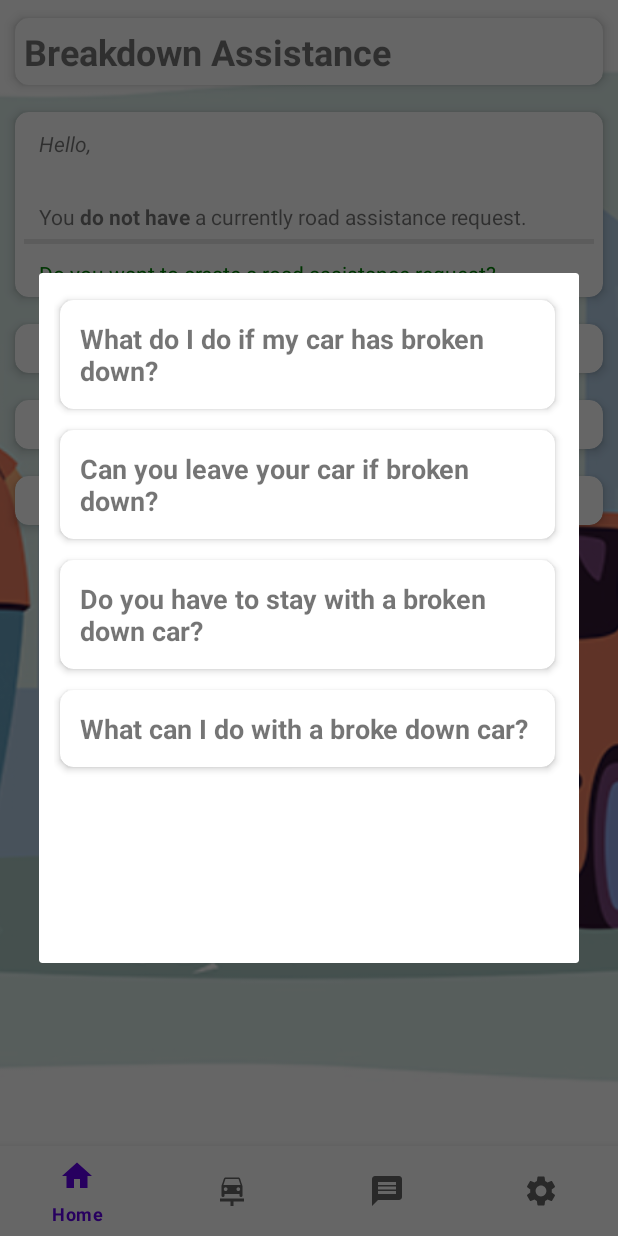
After one commit to marifoglu/On-Road-Vehicle-Breakdown-Help-Assistant, an Android app: the fragment SSSFragment placed in its activity, on a phone screen of 412 x 824 dp. The commit adds this screen. Run offline under Robolectric (Android 15) with nearby library versions, the phone set to English and light mode, and no system bars; our stand-ins replace Firebase (no records; nobody signed in at launch, a user with empty details on screens opened directly).

Commit message:
Expendable SSS section added.

```diff
--- a/app/src/main/java/com/darth/on_road_vehicle_breakdown_help/view/HomeFragment.kt
+++ b/app/src/main/java/com/darth/on_road_vehicle_breakdown_help/view/HomeFragment.kt
@@ -33,9 +33,6 @@ import kotlinx.coroutines.tasks.await
 import kotlinx.coroutines.withContext
 
 class HomeFragment : Fragment(){
-
-//    private var _binding: FragmentHomeBinding? = null
-//    private val binding get() = _binding ?: throw IllegalStateException("Attempt to access the binding when it's null")
 
     private lateinit var binding: FragmentHomeBinding
 
@@ -74,8 +71,9 @@ class HomeFragment : Fragment(){
         auth = FirebaseAuth.getInstance()
         db = FirebaseFirestore.getInstance()
 
-        binding.deleteRescueRequest.setOnClickListener {
-           // deleteRescue(deleteRescueDataGet())
+        binding.sssId.setOnClickListener {
+            val dialog = SSSFragment()
+            dialog.show(childFragmentManager, "Add Vehicle")
         }
 
         lifecycleScope.launch {
@@ -261,8 +259,4 @@ class HomeFragment : Fragment(){
         }
     }
 
-//    override fun onDestroyView() {
-//        super.onDestroyView()
-//        _binding = null
-//    }
 }
--- /dev/null
+++ b/app/src/main/java/com/darth/on_road_vehicle_breakdown_help/view/SSSFragment.kt
@@ -0,0 +1,93 @@
+package com.darth.on_road_vehicle_breakdown_help.view
+
+import android.os.Bundle
+import androidx.fragment.app.Fragment
+import android.view.LayoutInflater
+import android.view.View
+import android.view.ViewGroup
+import androidx.fragment.app.DialogFragment
+import com.darth.on_road_vehicle_breakdown_help.R
+import com.darth.on_road_vehicle_breakdown_help.databinding.FragmentHomeBinding
+import com.darth.on_road_vehicle_breakdown_help.databinding.FragmentSSSBinding
+import com.darth.on_road_vehicle_breakdown_help.view.adapter.SSSAdapter
+import com.darth.on_road_vehicle_breakdown_help.view.model.SSS
+import com.google.firebase.auth.FirebaseAuth
+import com.google.firebase.firestore.FirebaseFirestore
+
+class SSSFragment : DialogFragment()  {
+
+private lateinit var binding: FragmentSSSBinding
+private var sssList = ArrayList<SSS>()
+
+    override fun onCreate(savedInstanceState: Bundle?) {
+        super.onCreate(savedInstanceState)
+    }
+
+    override fun onCreateView(
+        inflater: LayoutInflater, container: ViewGroup?,
+        savedInstanceState: Bundle?
+    ): View? {
+        // Inflate the layout for this fragment
+        return inflater.inflate(R.layout.fragment_s_s_s, container, false)
+    }
+
+    override fun onViewCreated(view: View, savedInstanceState: Bundle?) {
+        super.onViewCreated(view, savedInstanceState)
+        binding = FragmentSSSBinding.bind(view)
+
+        initData()
+        setRecyclerView()
+
+        binding.sssConstraintLayout.setOnClickListener {
+            dismiss()
+        }
+    }
+
+    private fun setRecyclerView(){
+        val adapter = SSSAdapter(sssList)
+        binding.recyclerViewSSS.adapter = adapter
+
+        binding.recyclerViewSSS.setHasFixedSize(true)
+    }
+
+    private fun initData(){
+
+        sssList.add(
+            SSS(
+            "What do I do if my car has broken down?",
+            "If your car has broken down, the most important thing to do is to stay safe. Pull your car off of the road and turn on your hazard warning lights. If you can, call your breakdown provider and organise a mechanic or recovery vehicle\n" +
+                    "\n" +
+                    "You’ll also need to figure out how to prevent a similar breakdown in the future. Ask your mechanic for advice on what maintenance you should be doing, or consider getting a roadside assistance plan if you do not have one.",
+                false
+            )
+        )
+
+        sssList.add(
+            SSS(
+                "Can you leave your car if broken down?",
+                "If you have broken down on a public road or highway, you may be required to call for roadside assistance or towing services to move your car, as leaving it unattended is not allowed. In this case, you may also be subject to a fine or other penalties, depending on your location.\n" +
+                        "\n" +
+                        "If you have broken down on private property, such as in a parking lot or on your own driveway, you may be able to leave your car while you look into getting it repaired or replaced. However, you should contact the property owner first to ask for permission.",
+                false
+            )
+        )
+
+        sssList.add(
+            SSS(
+                "Do you have to stay with a broken down car?",
+                "If you are able to assess the situation and determine that it is safe to stay with the car, then you can wait for roadside assistance to arrive. However, if you feel uncomfortable or unsafe, it is best to call for help and leave the vehicle to be repaired or towed away. You cannot leave a vehicle on the motorway or A road.",
+                false
+            )
+        )
+
+        sssList.add(
+            SSS(
+                "What can I do with a broke down car?",
+                "Park in a safe space and call your breakdown provider. Give them all your details and what you may think is wrong with the vehicle. Then either remain in the vehcile, or stand on the other side of the motorway barrier until help comes to fix your vehicle.",
+                false
+            )
+        )
+    }
+
+
+}
--- a/app/src/main/java/com/darth/on_road_vehicle_breakdown_help/view/SettingsFragment.kt
+++ b/app/src/main/java/com/darth/on_road_vehicle_breakdown_help/view/SettingsFragment.kt
@@ -41,7 +41,6 @@ class SettingsFragment : Fragment() {
 
         auth = FirebaseAuth.getInstance()
         db = FirebaseFirestore.getInstance()
-
     }
 
     override fun onCreateView(
@@ -53,7 +52,6 @@ class SettingsFragment : Fragment() {
 
         userInformationList = ArrayList<User>()
         xmlUserEmail = binding.userEmailText
-
 
         vehicleArrayList = ArrayList()
         vehicleAdapter = VehicleAdapter(vehicleArrayList)
@@ -76,13 +74,13 @@ class SettingsFragment : Fragment() {
                 val position = viewHolder.adapterPosition
                 val vehicle = vehicleArrayList[position]
 
-                // Delete the selected vehicle from Firestore
+                // Delete the selected vehicle from Firebase
                 db.collection("Vehicles").document(vehicle.id)
                     .delete()
                     .addOnSuccessListener {
                         Toast.makeText(
                             requireContext(),
-                            "Vehicle deleted successfully",
+                            "Vehicle deleted successfully!",
                             Toast.LENGTH_SHORT
                         ).show()
                         // Log.d("SettingsFragment", "Deleting document with ID: ${vehicle.id}")
@@ -95,7 +93,7 @@ class SettingsFragment : Fragment() {
                     .addOnFailureListener {
                         Toast.makeText(
                             requireContext(),
-                            "Failed to delete vehicle",
+                            "Failed to delete vehicle!",
                             Toast.LENGTH_SHORT
                         ).show()
                     }
@@ -152,7 +150,6 @@ class SettingsFragment : Fragment() {
             }
         }
     }
-
     private fun getUserInformation() {
 
         var userXMLEmail = binding.userEmailText.text
@@ -190,7 +187,6 @@ class SettingsFragment : Fragment() {
         }
     }
 
-
     private fun logout(view: View) {
         FirebaseAuth.getInstance().signOut()
         startActivity(Intent(requireContext(), LandingPage::class.java))
--- /dev/null
+++ b/app/src/main/java/com/darth/on_road_vehicle_breakdown_help/view/adapter/SSSAdapter.kt
@@ -0,0 +1,39 @@
+package com.darth.on_road_vehicle_breakdown_help.view.adapter
+
+import android.view.LayoutInflater
+import android.view.View
+import android.view.ViewGroup
+import androidx.recyclerview.widget.RecyclerView
+import com.darth.on_road_vehicle_breakdown_help.databinding.SssRowBinding
+import com.darth.on_road_vehicle_breakdown_help.view.model.SSS
+
+class SSSAdapter (private val sssList: List<SSS>) : RecyclerView.Adapter<SSSAdapter.SSSHolder>(){
+
+    class SSSHolder(val binding: SssRowBinding) : RecyclerView.ViewHolder(binding.root){
+    }
+
+    override fun onCreateViewHolder(parent: ViewGroup, viewType: Int): SSSAdapter.SSSHolder {
+        val binding = SssRowBinding.inflate(LayoutInflater.from(parent.context), parent, false)
+        return SSSHolder(binding)
+    }
+
+    override fun getItemCount(): Int {
+        return sssList.size
+    }
+
+    override fun onBindViewHolder(holder: SSSAdapter.SSSHolder, position: Int) {
+        val expendables : SSS = sssList[position]
+        holder.binding.ssName.text = expendables.sssName
+        holder.binding.ssDescription.text = expendables.sssDescription
+
+        val isExpendables : Boolean = sssList[position].expendable
+        holder.binding.expandableLayout.visibility = if (isExpendables) View.VISIBLE else View.GONE
+
+        holder.binding.ssRowLinearLayoutId.setOnClickListener{
+            val data = sssList[position]
+            data.expendable = !data.expendable
+
+            notifyItemChanged(position)
+        }
+    }
+}
--- /dev/null
+++ b/app/src/main/java/com/darth/on_road_vehicle_breakdown_help/view/model/SSS.kt
@@ -0,0 +1,3 @@
+package com.darth.on_road_vehicle_breakdown_help.view.model
+
+data class SSS(val sssName: String, val sssDescription: String, var expendable: Boolean)
--- a/app/src/main/res/layout/activity_forgot_account.xml
+++ b/app/src/main/res/layout/activity_forgot_account.xml
@@ -36,7 +36,7 @@
         app:layout_constraintStart_toStartOf="parent"
         app:layout_constraintTop_toTopOf="@+id/background_image_view" />
 
-    <Button
+    <androidx.appcompat.widget.AppCompatButton
         android:id="@+id/signInButton"
         android:layout_width="293dp"
         android:layout_height="36dp"
--- a/app/src/main/res/layout/activity_landing_page.xml
+++ b/app/src/main/res/layout/activity_landing_page.xml
@@ -55,7 +55,7 @@
             app:layout_constraintStart_toStartOf="parent"
             app:layout_constraintTop_toTopOf="@+id/background_image_view" />
 
-        <Button
+        <androidx.appcompat.widget.AppCompatButton
             android:id="@+id/signInButton"
             android:layout_width="293dp"
             android:layout_height="36dp"
@@ -69,7 +69,7 @@
             app:layout_constraintStart_toStartOf="@+id/loginPassword"
             app:layout_constraintTop_toBottomOf="@+id/loginPassword" />
 
-        <Button
+        <androidx.appcompat.widget.AppCompatButton
             android:id="@+id/createAccountButton"
             android:layout_width="293dp"
             android:layout_height="36dp"
--- a/app/src/main/res/layout/activity_registration.xml
+++ b/app/src/main/res/layout/activity_registration.xml
@@ -126,7 +126,7 @@
             app:layout_constraintTop_toBottomOf="@+id/homeAddress" />
 
 
-        <Button
+        <androidx.appcompat.widget.AppCompatButton
             android:id="@+id/registrationUserButton"
             android:layout_width="293dp"
             android:layout_height="36dp"
--- a/app/src/main/res/layout/fragment_home.xml
+++ b/app/src/main/res/layout/fragment_home.xml
@@ -18,7 +18,6 @@
         tools:layout_editor_absoluteX="0dp"
         tools:layout_editor_absoluteY="0dp" />
 
-
     <androidx.cardview.widget.CardView
         android:id="@+id/cardViewTop"
         android:layout_width="match_parent"
@@ -27,7 +26,7 @@
         android:layout_marginTop="16dp"
         app:cardCornerRadius="9dp"
         app:cardElevation="4dp"
-        app:cardMaxElevation="8dp"
+        app:cardMaxElevation="1dp"
         app:cardPreventCornerOverlap="false"
         app:cardUseCompatPadding="true"
         app:layout_constraintEnd_toStartOf="@+id/imageView"
@@ -63,7 +62,7 @@
         android:layout_marginEnd="6dp"
         app:cardCornerRadius="9dp"
         app:cardElevation="4dp"
-        app:cardMaxElevation="8dp"
+        app:cardMaxElevation="1dp"
         app:cardPreventCornerOverlap="false"
         app:cardUseCompatPadding="true"
         app:layout_constraintEnd_toStartOf="@+id/imageView"
@@ -76,7 +75,6 @@
             android:layout_height="wrap_content"
             android:orientation="vertical"
             android:padding="6dp">
-
 
             <TextView
                 android:id="@+id/rescueFBVehicleUserLabel"
@@ -105,8 +103,6 @@
                 android:paddingBottom="5dp"
                 android:paddingStart="10dp"
                 android:text="" />
-
-
 
             <TextView
                 android:layout_gravity="center_vertical|center_horizontal"
@@ -143,6 +139,7 @@
     </androidx.cardview.widget.CardView>
 
     <androidx.cardview.widget.CardView
+        android:id="@+id/emergencyId"
         android:layout_width="match_parent"
         android:layout_height="wrap_content"
         android:layout_margin="6dp"
@@ -150,7 +147,7 @@
         android:layout_marginEnd="6dp"
         app:cardCornerRadius="9dp"
         app:cardElevation="4dp"
-        app:cardMaxElevation="8dp"
+        app:cardMaxElevation="1dp"
         app:cardPreventCornerOverlap="false"
         app:cardUseCompatPadding="true"
         app:layout_constraintEnd_toStartOf="@+id/imageView"
@@ -164,34 +161,85 @@
             android:padding="6dp">
 
             <TextView
-            android:id="@+id/newRequestCreate"
+                android:id="@+id/questionss"
                 android:layout_width="wrap_content"
                 android:layout_height="wrap_content"
                 android:layout_weight="1"
-            android:paddingTop="5dp"
+                android:paddingTop="1dp"
                 android:paddingStart="10dp"
-            android:text="Create"
+                android:text="I’ve broken down – what should I do?"
                 android:textStyle="bold"/>
+        </LinearLayout>
+    </androidx.cardview.widget.CardView>
+
+    <androidx.cardview.widget.CardView
+        android:id="@+id/sssCardID"
+        android:layout_width="match_parent"
+        android:layout_height="wrap_content"
+        android:layout_margin="6dp"
+        android:layout_marginTop="4dp"
+        android:layout_marginEnd="6dp"
+        app:cardCornerRadius="9dp"
+        app:cardElevation="4dp"
+        app:cardMaxElevation="1dp"
+        app:cardPreventCornerOverlap="false"
+        app:cardUseCompatPadding="true"
+        app:layout_constraintEnd_toStartOf="@+id/imageView"
+        app:layout_constraintStart_toEndOf="@+id/imageView"
+        app:layout_constraintTop_toBottomOf="@+id/emergencyId">
+
+    <LinearLayout
+        android:layout_width="match_parent"
+        android:layout_height="wrap_content"
+        android:orientation="vertical"
+        android:padding="6dp">
+
         <TextView
-            android:id="@+id/newRequestUpdate"
+            android:id="@+id/sssId"
             android:layout_width="wrap_content"
             android:layout_height="wrap_content"
             android:layout_weight="1"
-            android:paddingTop="5dp"
+            android:paddingTop="1dp"
             android:paddingStart="10dp"
-            android:text="Update"
+            android:text="Breakdown - FAQs"
             android:textStyle="bold"/>
+    </LinearLayout>
+    </androidx.cardview.widget.CardView>
+
+
+    <androidx.cardview.widget.CardView
+        android:id="@+id/contactId"
+        android:layout_width="match_parent"
+        android:layout_height="wrap_content"
+        android:layout_margin="6dp"
+        android:layout_marginTop="4dp"
+        android:layout_marginEnd="6dp"
+        app:cardCornerRadius="9dp"
+        app:cardElevation="4dp"
+        app:cardMaxElevation="1dp"
+        app:cardPreventCornerOverlap="false"
+        app:cardUseCompatPadding="true"
+        app:layout_constraintEnd_toStartOf="@+id/imageView"
+        app:layout_constraintStart_toEndOf="@+id/imageView"
+        app:layout_constraintTop_toBottomOf="@+id/sssCardID">
+
+        <LinearLayout
+            android:layout_width="match_parent"
+            android:layout_height="wrap_content"
+            android:orientation="vertical"
+            android:padding="6dp">
+
             <TextView
-            android:id="@+id/newRequestDelete"
+                android:id="@+id/contacts"
                 android:layout_width="wrap_content"
                 android:layout_height="wrap_content"
                 android:layout_weight="1"
-            android:paddingTop="5dp"
+                android:paddingTop="1dp"
                 android:paddingStart="10dp"
-            android:text="Delete"
+                android:text="I’ve broken down – what should I do?"
                 android:textStyle="bold"/>
-
         </LinearLayout>
     </androidx.cardview.widget.CardView>
+
 </androidx.constraintlayout.widget.ConstraintLayout>
 </FrameLayout>
--- /dev/null
+++ b/app/src/main/res/layout/fragment_s_s_s.xml
@@ -0,0 +1,37 @@
+<?xml version="1.0" encoding="utf-8"?>
+<FrameLayout xmlns:android="http://schemas.android.com/apk/res/android"
+    xmlns:app="http://schemas.android.com/apk/res-auto"
+    xmlns:tools="http://schemas.android.com/tools"
+    android:layout_width="match_parent"
+    android:layout_height="match_parent"
+    tools:context=".view.SSSFragment">
+
+    <androidx.constraintlayout.widget.ConstraintLayout
+        android:id="@+id/sssConstraintLayout"
+        android:layout_width="match_parent"
+        android:layout_height="match_parent">
+
+        <LinearLayout
+            android:id="@+id/sssLinearLayout"
+            android:layout_width="340dp"
+            android:layout_height="440dp"
+            android:layout_margin="10dp"
+            android:layout_marginStart="50dp"
+            android:layout_marginTop="50dp"
+            android:layout_marginEnd="50dp"
+            android:layout_marginBottom="50dp"
+            android:orientation="vertical"
+            app:layout_constraintBottom_toBottomOf="parent"
+            app:layout_constraintEnd_toEndOf="parent"
+            app:layout_constraintStart_toStartOf="parent"
+            app:layout_constraintTop_toTopOf="parent">
+
+            <androidx.recyclerview.widget.RecyclerView
+                android:id="@+id/recyclerViewSSS"
+                android:layout_width="match_parent"
+                android:layout_height="match_parent"
+                app:layoutManager="androidx.recyclerview.widget.LinearLayoutManager"/>
+
+        </LinearLayout>
+    </androidx.constraintlayout.widget.ConstraintLayout>
+</FrameLayout>
--- /dev/null
+++ b/app/src/main/res/layout/sss_row.xml
@@ -0,0 +1,48 @@
+<?xml version="1.0" encoding="utf-8"?>
+<androidx.cardview.widget.CardView
+    xmlns:android="http://schemas.android.com/apk/res/android"
+    android:layout_width="match_parent"
+    android:layout_height="wrap_content"
+    xmlns:app="http://schemas.android.com/apk/res-auto"
+    android:layout_marginTop="2dp"
+    android:layout_marginEnd="2dp"
+    app:cardCornerRadius="9dp"
+    app:cardElevation="3dp"
+    app:cardMaxElevation="4dp"
+    app:cardPreventCornerOverlap="false"
+    app:cardUseCompatPadding="true"
+    android:background="@color/medium_grey">
+    <LinearLayout
+        android:id="@+id/ssRowLinearLayoutId"
+        android:layout_width="match_parent"
+        android:layout_height="wrap_content"
+        android:orientation="vertical"
+        android:padding="7dp">
+
+        <TextView
+            android:id="@+id/ssName"
+            android:layout_width="wrap_content"
+            android:layout_height="wrap_content"
+            android:textStyle="bold"
+            android:text="SSS Name"
+            android:textSize="18sp"
+            android:padding="6dp"/>
+
+        <RelativeLayout
+            android:id="@+id/expandable_layout"
+            android:layout_width="match_parent"
+            android:layout_height="wrap_content"
+            android:visibility="visible">
+
+            <TextView
+                android:id="@+id/ssDescription"
+                android:layout_width="wrap_content"
+                android:layout_height="wrap_content"
+                android:text="SSS Description"
+                android:textSize="14sp"
+                android:padding="6dp"/>
+        </RelativeLayout>
+
+
+    </LinearLayout>
+</androidx.cardview.widget.CardView>
--- a/app/src/main/res/values/strings.xml
+++ b/app/src/main/res/values/strings.xml
@@ -21,4 +21,5 @@
     <string name="please_give_us_some_place_information">Please give us some place information</string>
     <string name="describe_the_problem">Describe the problem</string>
     <string name="do_you_want_to_delete_your_road_assistance_request">Do you want to DELETE your road assistance request</string>
+    <string name="cancel">Cancel</string>
 </resources>
```
Also changed, not shown: app/src/main/res/layout/fragment_vehicle_registration.xml (line endings or trailing spaces). Lines whose indentation alone changed are shown as unchanged.
